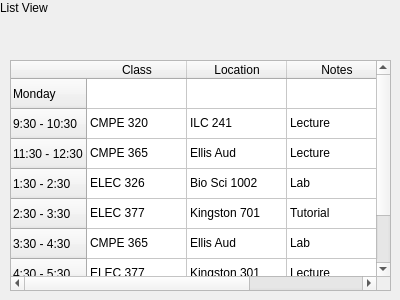
Above: src/widgets/ScheduleListView/schedulelistview.ui from gregk27/TasQ-Application before the change. Below: the same form after it.
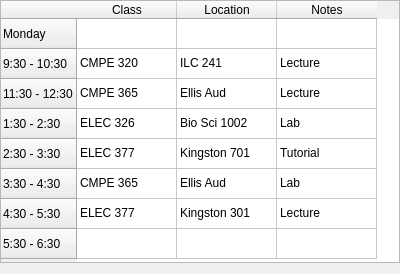
That is the form after the change.

Commit message: Update scheduleListView for responsiveness

Patch:
```diff
--- a/src/widgets/ScheduleListView/schedulelistview.ui
+++ b/src/widgets/ScheduleListView/schedulelistview.ui
@@ -7,43 +7,38 @@
     <x>0</x>
     <y>0</y>
     <width>400</width>
-    <height>300</height>
+    <height>274</height>
    </rect>
   </property>
   <property name="windowTitle">
    <string>Form</string>
   </property>
-  <widget class="QLabel" name="label">
-   <property name="geometry">
-    <rect>
-     <x>0</x>
-     <y>0</y>
-     <width>60</width>
-     <height>16</height>
-    </rect>
+  <layout class="QHBoxLayout" name="horizontalLayout">
+   <property name="leftMargin">
+    <number>0</number>
    </property>
-   <property name="text">
-    <string>List View</string>
+   <property name="topMargin">
+    <number>0</number>
    </property>
-  </widget>
-  <widget class="QTableView" name="tableView">
-   <property name="geometry">
-    <rect>
-     <x>10</x>
-     <y>60</y>
-     <width>381</width>
-     <height>231</height>
-    </rect>
+   <property name="rightMargin">
+    <number>0</number>
    </property>
-  </widget>
+   <item>
   <widget class="QTableWidget" name="tableWidget">
-   <property name="geometry">
-    <rect>
-     <x>10</x>
-     <y>60</y>
-     <width>381</width>
-     <height>231</height>
-    </rect>
+     <property name="sizePolicy">
+      <sizepolicy hsizetype="Fixed" vsizetype="Expanding">
+       <horstretch>0</horstretch>
+       <verstretch>0</verstretch>
+      </sizepolicy>
+     </property>
+     <property name="minimumSize">
+      <size>
+       <width>400</width>
+       <height>0</height>
+      </size>
+     </property>
+     <property name="horizontalScrollBarPolicy">
+      <enum>Qt::ScrollBarAlwaysOff</enum>
    </property>
    <row>
     <property name="text">
@@ -191,6 +186,21 @@
     </property>
    </item>
   </widget>
+   </item>
+   <item>
+    <spacer name="horizontalSpacer">
+     <property name="orientation">
+      <enum>Qt::Horizontal</enum>
+     </property>
+     <property name="sizeHint" stdset="0">
+      <size>
+       <width>40</width>
+       <height>20</height>
+      </size>
+     </property>
+    </spacer>
+   </item>
+  </layout>
  </widget>
  <resources/>
  <connections/>
```
Lines whose indentation alone changed are shown as unchanged. The commit also changes 1 other file.
